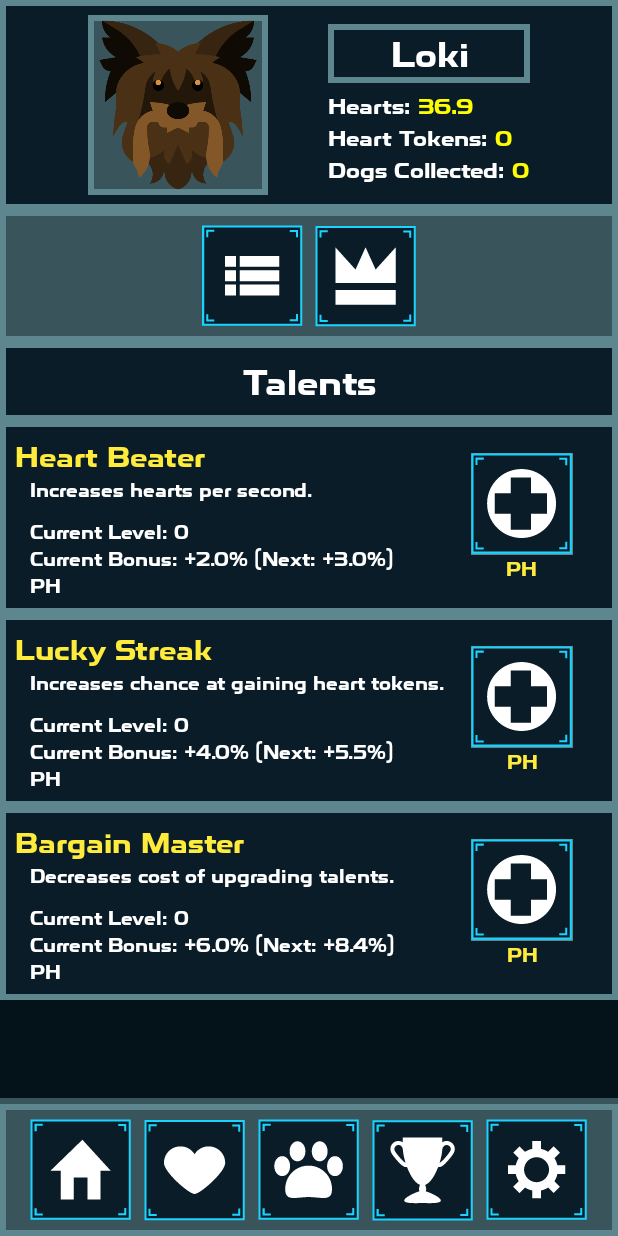
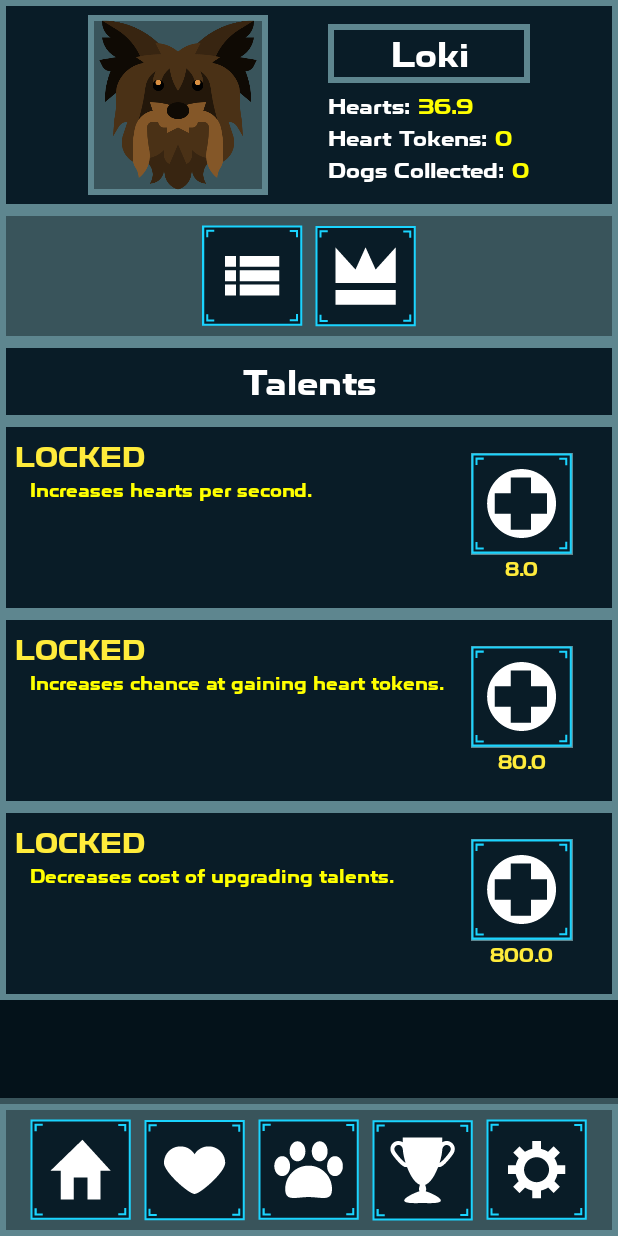
Before and after one commit to Lertos/project-yorkie, an Android app: the screen it shows after launch (HomePage), on a phone screen of 412 x 824 dp. Run offline under Robolectric (Android 15) with nearby library versions, the phone set to English and light mode, and no system bars.

Commit message:
Adding logic to refresh the UI with data; adding listener for upgrade button

```diff
--- a/app/src/main/java/com/lertos/projectyorkie/adapters/TalentsViewAdapter.java
+++ b/app/src/main/java/com/lertos/projectyorkie/adapters/TalentsViewAdapter.java
@@ -3,12 +3,16 @@ package com.lertos.projectyorkie.adapters;
 import android.view.LayoutInflater;
 import android.view.View;
 import android.view.ViewGroup;
+import android.widget.ImageView;
 import android.widget.TextView;
+import android.widget.Toast;
 
 import androidx.annotation.NonNull;
 import androidx.recyclerview.widget.RecyclerView;
 
+import com.lertos.projectyorkie.Helper;
 import com.lertos.projectyorkie.R;
+import com.lertos.projectyorkie.data.DataManager;
 import com.lertos.projectyorkie.model.Talent;
 
 import java.util.ArrayList;
@@ -17,6 +21,7 @@ import java.util.List;
 public class TalentsViewAdapter extends RecyclerView.Adapter<TalentsViewAdapter.ViewHolder> implements BindDataToView {
 
     private List<Talent> talentList = new ArrayList<>();
+    private Toast toastMsg;
 
     public TalentsViewAdapter() {}
 
@@ -36,14 +41,73 @@ public class TalentsViewAdapter extends RecyclerView.Adapter<TalentsViewAdapter.
 
     @Override
     public void onBindViewHolder(@NonNull ViewHolder holder, int position) {
+        //TODO: Need to also check if the bonus is an increase or decrease
+
+        //Set onClick listeners
+        holder.talentUpgradeButton.setOnClickListener(v -> {
+            double upgradeCost = talentList.get(position).getNextUpgradeCost();
+            boolean canAffordUpgrade = Helper.canAffordUpgradeWithHearts(upgradeCost);
+
+            if (!canAffordUpgrade) {
+                if (toastMsg != null)
+                    toastMsg.cancel();
+
+                toastMsg = Toast.makeText(v.getContext(), "You do not have enough hearts", Toast.LENGTH_SHORT);
+                toastMsg.show();
+                return;
+            }
+            talentList.get(position).levelUp();
+
+            refreshChangingData(holder, position);
+        });
+
+        //Update the info of the activity panel
+        refreshChangingData(holder, position);
+
+        if (!talentList.get(position).isUnlocked()) {
+            holder.talentName.setText("LOCKED");
+            holder.talentCurrentLevel.setText("");
+            holder.talentCurrentBonus.setText("");
+            holder.talentNextBonus.setText("");
+        }
+    }
+
+    private void refreshChangingData(ViewHolder holder, int position) {
         holder.talentName.setText(talentList.get(position).getName());
-        holder.talentDescription.setText(talentList.get(position).getDescription());
-        holder.talentCurrentLevel.setText("Current Level: " + talentList.get(position).getCurrentLevel());
-        //TODO: Make this a StringBuilder
-        //TODO: Need to also check if the bonus is an increase or decrease
-        holder.talentCurrentBonus.setText("Current Bonus: +" + talentList.get(position).getCurrentBonus() + "% (Next: +" + talentList.get(position).getNextBonus() + "%)");
-        //TODO: Need to get this from a calculation in Talent class
-        holder.talentNextCost.setText("456.k");
+
+        holder.talentDescription.setText(
+                Helper.createSpannable(
+                        "",
+                        talentList.get(position).getDescription(),
+                        DataManager.getInstance().getPlayerData().getHighlightColor()
+                ),
+                TextView.BufferType.SPANNABLE);
+
+        holder.talentCurrentLevel.setText(
+                Helper.createSpannable(
+                        "Current Level:",
+                        " " + talentList.get(position).getCurrentLevel(),
+                        DataManager.getInstance().getPlayerData().getHighlightColor()
+                ),
+                TextView.BufferType.SPANNABLE);
+
+        holder.talentCurrentBonus.setText(
+                Helper.createSpannable(
+                        "Current Bonus:",
+                        " " + talentList.get(position).getCurrentBonus(),
+                        DataManager.getInstance().getPlayerData().getHighlightColor()
+                ),
+                TextView.BufferType.SPANNABLE);
+
+        holder.talentNextBonus.setText(
+                Helper.createSpannable(
+                        "Next Bonus:",
+                        " " + talentList.get(position).getNextBonus(),
+                        DataManager.getInstance().getPlayerData().getHighlightColor()
+                ),
+                TextView.BufferType.SPANNABLE);
+
+        holder.talentNextCost.setText(String.valueOf(talentList.get(position).getNextUpgradeCost()));
     }
 
     @Override
@@ -57,7 +121,9 @@ public class TalentsViewAdapter extends RecyclerView.Adapter<TalentsViewAdapter.
         private TextView talentDescription;
         private TextView talentCurrentLevel;
         private TextView talentCurrentBonus;
+        private TextView talentNextBonus;
         private TextView talentNextCost;
+        private ImageView talentUpgradeButton;
 
         public ViewHolder(@NonNull View itemView) {
             super(itemView);
@@ -66,7 +132,9 @@ public class TalentsViewAdapter extends RecyclerView.Adapter<TalentsViewAdapter.
             talentDescription = itemView.findViewById(R.id.talentDescription);
             talentCurrentLevel = itemView.findViewById(R.id.talentLevel);
             talentCurrentBonus = itemView.findViewById(R.id.talentCurrentBonus);
-            talentNextCost = itemView.findViewById(R.id.heartsToUpgrade);
+            talentNextBonus = itemView.findViewById(R.id.talentNextBonus);
+            talentNextCost = itemView.findViewById(R.id.talentHeartsToUpgrade);
+            talentUpgradeButton = itemView.findViewById(R.id.talentUpgradeButton);
         }
     }
 
```
